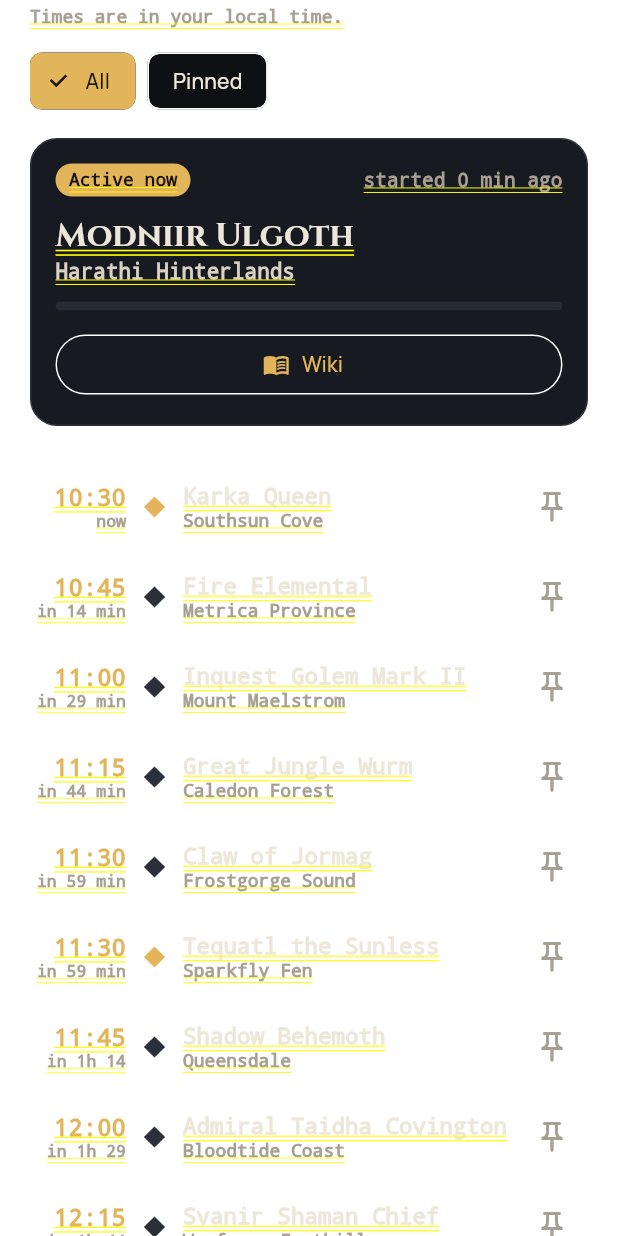
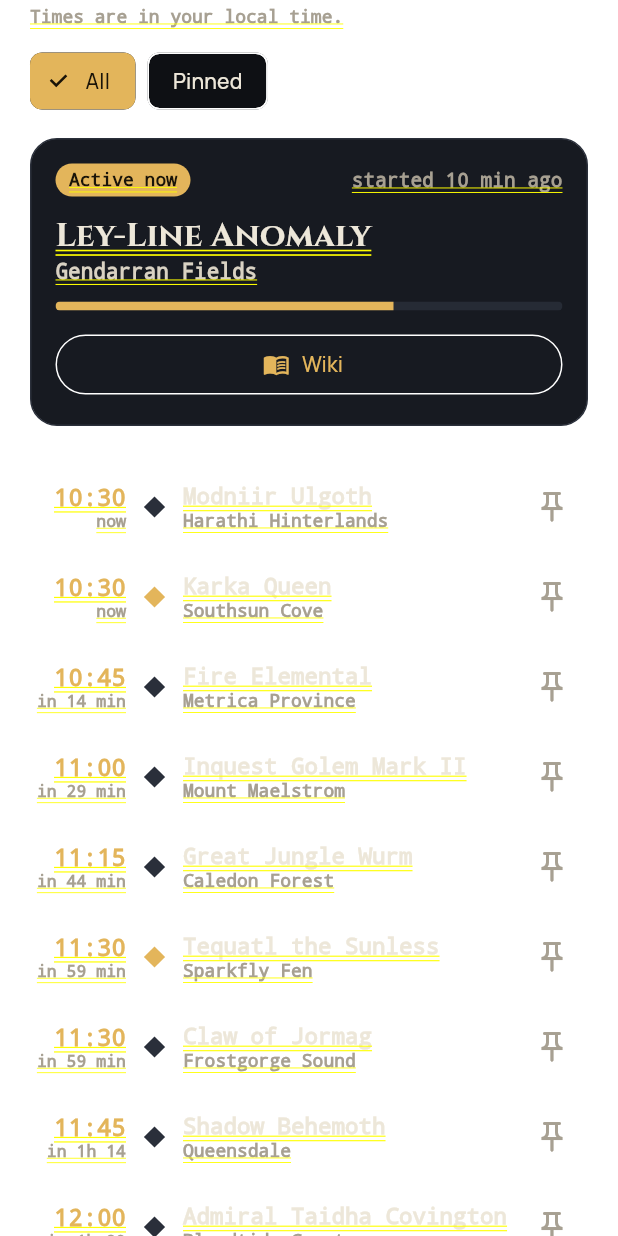
Before and after one commit to Yesanith/tyria-companion, a Flutter app: the EventsScreen screen opened directly, on a phone screen of 412 x 824 dp. Run offline on Flutter 3.47's test engine with Material 3 defaults, Android fonts, the phone set to English and light mode, and no system bars; our stand-ins replace flutter_riverpod, flutter_secure_storage, google_fonts, share_plus, shared_preferences; accounts and stored records are empty; network calls fail.

Commit message:
Add expansion filters and robust map floor lookup
Introduces world boss expansion metadata and UI filtering by release, including new Ley-Line Anomaly rotation entries and dynamic expansion chip visibility. Improves map data handling by keeping only Public maps, storing all possible floors per map, and retrying map detail lookups across floors while ignoring 404s so POIs load reliably.

```diff
--- a/lib/data/world_bosses.dart
+++ b/lib/data/world_bosses.dart
@@ -1,15 +1,44 @@
 /// world boss rotation in utc, minutes after midnight.
 /// taken from the wiki's event timer tables, double check there if something
 /// looks off after a patch
+/// which release a boss or meta belongs to. the names are proper nouns, so
+/// they read the same in every language the app supports
+enum Expansion {
+  core('Core Tyria'),
+  hot('Heart of Thorns'),
+  pof('Path of Fire'),
+  ibs('Icebrood Saga'),
+  eod('End of Dragons'),
+  soto('Secrets of the Obscure'),
+  jw('Janthir Wilds');
+
+  const Expansion(this.label);
+
+  final String label;
+}
+
 class WorldBoss {
-  const WorldBoss(this.id, this.name, this.map, this.times, {this.hardcore = false});
+  const WorldBoss(
+    this.id,
+    this.name,
+    this.map,
+    this.times, {
+    this.hardcore = false,
+    this.expansion = Expansion.core,
+  });
 
   final String id;
   final String name;
   final String map;
   final List<int> times;
   final bool hardcore;
+  final Expansion expansion;
 }
+
+/// the releases that actually have an entry, so the filter never shows a
+/// chip that would come back empty
+List<Expansion> get expansionsWithBosses =>
+    [for (final e in Expansion.values) if (worldBosses.any((b) => b.expansion == e)) e];
 
 List<int> _every(int start, int period) => [for (var m = start; m < 1440; m += period) m];
 
@@ -35,6 +64,13 @@ final worldBosses = <WorldBoss>[
   WorldBoss('karka_queen', 'Karka Queen', 'Southsun Cove',
       [_t(2, 0), _t(6, 0), _t(10, 30), _t(15, 0), _t(18, 0), _t(23, 0)],
       hardcore: true),
+  // the anomaly moves between three maps, every six hours on each
+  WorldBoss('ley_line_timberline', 'Ley-Line Anomaly', 'Timberline Falls', _every(_t(0, 20), 360)),
+  WorldBoss('ley_line_iron', 'Ley-Line Anomaly', 'Iron Marches', _every(_t(2, 20), 360)),
+  WorldBoss('ley_line_gendarran', 'Ley-Line Anomaly', 'Gendarran Fields', _every(_t(4, 20), 360)),
+
+  // expansion metas go here, grouped by release, for example:
+  //   WorldBoss('octovine', 'Octovine', 'Auric Basin', [...], expansion: Expansion.hot),
 ];
 
 /// roughly how long a boss is worth running to after it spawns
--- a/lib/screens/events_screen.dart
+++ b/lib/screens/events_screen.dart
@@ -38,6 +38,9 @@ class _EventsScreenState extends ConsumerState<EventsScreen> {
   Timer? _tick;
   bool _pinnedOnly = false;
 
+  /// null means every release
+  Expansion? _expansion;
+
   @override
   void initState() {
     super.initState();
@@ -61,6 +64,8 @@ class _EventsScreenState extends ConsumerState<EventsScreen> {
     final now = DateTime.now().toUtc();
     var spawns = upcomingSpawns(now, ahead: const Duration(hours: 6));
     if (_pinnedOnly) spawns = spawns.where((e) => pinned.contains(e.boss.id)).toList();
+    final release = _expansion;
+    if (release != null) spawns = spawns.where((e) => e.boss.expansion == release).toList();
 
     BossSpawn? featured;
     for (final e in spawns) {
@@ -93,6 +98,31 @@ class _EventsScreenState extends ConsumerState<EventsScreen> {
               ),
             ],
           ),
+          // only shown once there is more than one release to choose between
+          if (expansionsWithBosses.length > 1) ...[
+            const SizedBox(height: 10),
+            SizedBox(
+              height: 36,
+              child: ListView(
+                scrollDirection: Axis.horizontal,
+                children: [
+                  ChoiceChip(
+                    label: Text(s.t('all')),
+                    selected: _expansion == null,
+                    onSelected: (_) => setState(() => _expansion = null),
+                  ),
+                  for (final e in expansionsWithBosses) ...[
+                    const SizedBox(width: 8),
+                    ChoiceChip(
+                      label: Text(e.label),
+                      selected: _expansion == e,
+                      onSelected: (_) => setState(() => _expansion = e),
+                    ),
+                  ],
+                ],
+              ),
+            ),
+          ],
           const SizedBox(height: 14),
           if (top == null)
             Panel(child: Text(s.t('nothing_pinned'), style: const TextStyle(color: AppColors.muted)))
```
Also changed, not shown: lib/state/maps.dart (+28 -8 lines).
